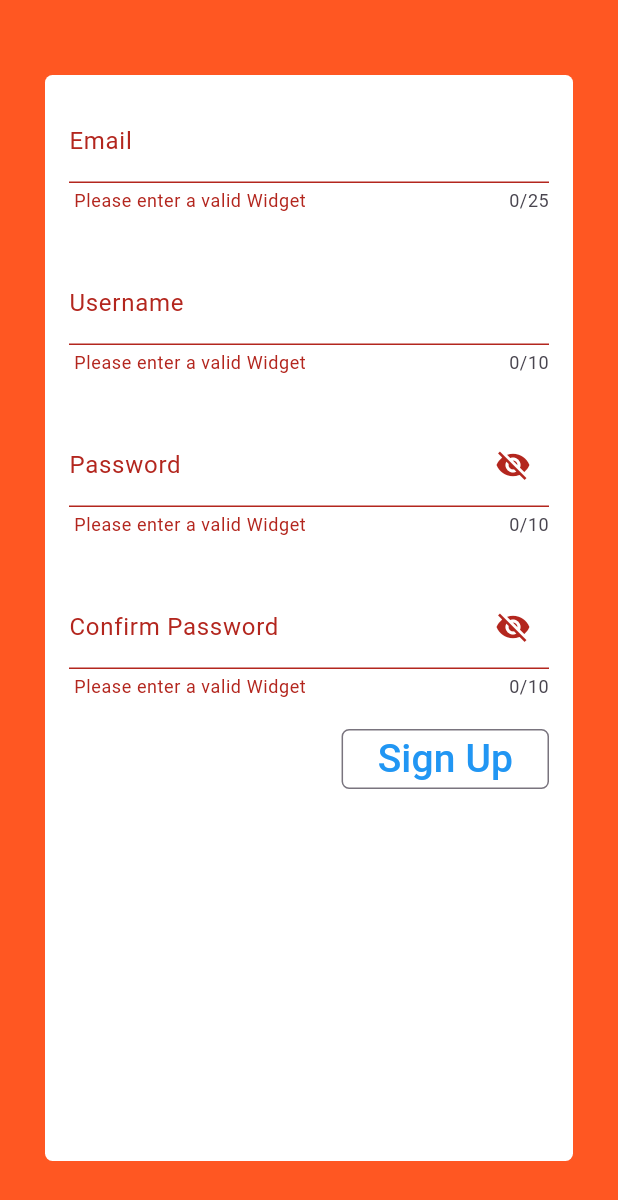
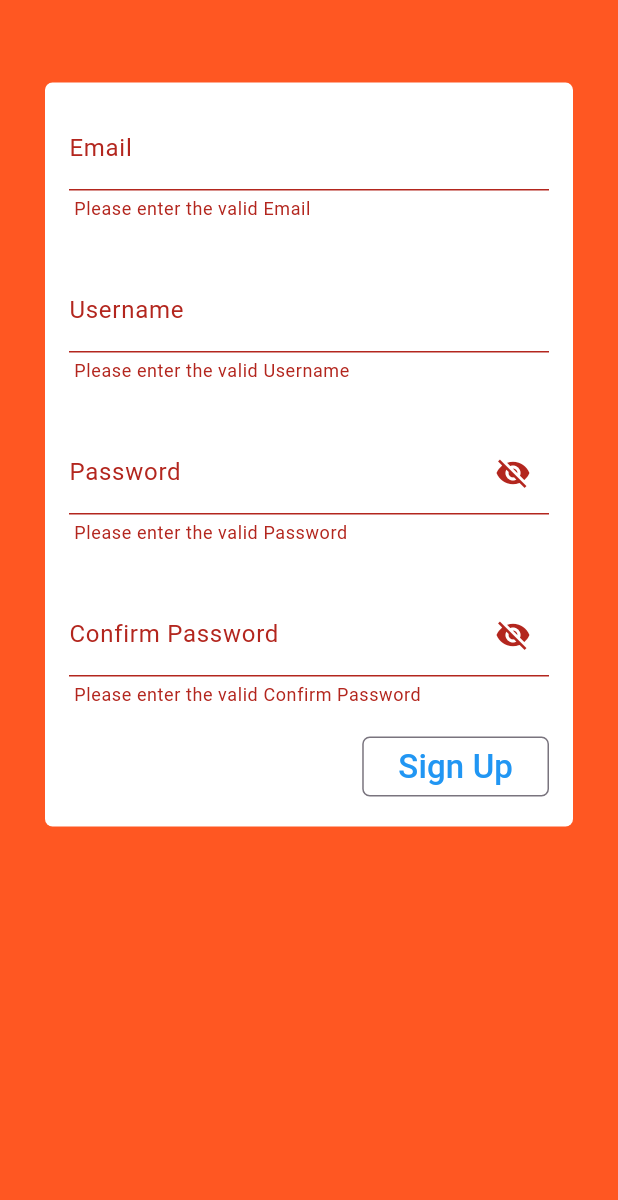
Before and after one commit to ShimaaElnaggar/ECTD_Task9, a Flutter app: the screen it shows after launch, after a tap on "Sign Up", on a phone screen of 412 x 824 dp. Shown: the top 1200 px of the screen. Run offline on Flutter 3.47's test engine with Material 3 defaults, Android fonts, the phone set to English and light mode, and no system bars.

Commit message:
colors edition

```diff
--- a/lib/main.dart
+++ b/lib/main.dart
@@ -1,4 +1,3 @@
-
 import 'package:ectd_task9/views/sign_up_view.dart';
 import 'package:flutter/material.dart';
 
@@ -12,9 +11,10 @@ class MyApp extends StatelessWidget {
   // This widget is the root of your application.
   @override
   Widget build(BuildContext context) {
-    return  const MaterialApp(
+    return MaterialApp(
       debugShowCheckedModeBanner: false,
       title: 'Flutter Demo',
+
       home: SignUpView(),
     );
   }
--- a/lib/views/home_view.dart
+++ b/lib/views/home_view.dart
@@ -6,7 +6,7 @@ class HomeView extends StatelessWidget {
 
   @override
   Widget build(BuildContext context) {
-    return  Scaffold(
+    return  const Scaffold(
       backgroundColor: Colors.deepOrange,
       body: Center(
         child: Row(
--- a/lib/views/sign_up_view.dart
+++ b/lib/views/sign_up_view.dart
@@ -27,7 +27,7 @@ class _SignUpViewState extends State<SignUpView> {
     return Scaffold(
       backgroundColor: Colors.deepOrange,
       body: Container(
-        margin: const EdgeInsets.symmetric(vertical: 50,horizontal: 30),
+        margin: const EdgeInsets.symmetric(vertical: 55,horizontal: 30),
         decoration: BoxDecoration(
           color: Colors.white,
           borderRadius: BorderRadius.circular(5),
@@ -35,29 +35,27 @@ class _SignUpViewState extends State<SignUpView> {
         child: Form(
           key: formKey,
           child: ListView(
+            shrinkWrap: true,
             children: [
               CustomTextFormField(
                 obscureText: false,
-                maxLength: 25,
                 textInputAction: TextInputAction.next,
                 keyboardType: TextInputType.emailAddress,
-                label: const Text("Email"),
+                label: "Email",
                 controller: emailController,
               ),
               CustomTextFormField(
                 obscureText: false,
-                maxLength: 10,
                 textInputAction: TextInputAction.next,
                 keyboardType: TextInputType.name,
-                label: const Text("Username"),
+                label: "Username",
                 controller: userNameController,
               ),
               CustomTextFormField(
                   obscureText: obscurePassword,
-                  maxLength: 10,
                   textInputAction: TextInputAction.next,
                   keyboardType: TextInputType.text,
-                  label: const Text("Password"),
+                  label: "Password",
                   controller: passwordController,
                   suffixIcon: IconButton(
                     onPressed: () {
@@ -74,11 +72,10 @@ class _SignUpViewState extends State<SignUpView> {
                   )
               ),
               CustomTextFormField(
-                obscureText: true,
-                maxLength: 10,
+                obscureText:obscurePassword,
                 textInputAction: TextInputAction.done,
                 keyboardType: TextInputType.text,
-                label: const Text("Confirm Password"),
+                label: "Confirm Password",
                 controller: confirmPasswordController,
                   suffixIcon: IconButton(
                     onPressed: () {
@@ -118,7 +115,7 @@ class _SignUpViewState extends State<SignUpView> {
                       child: const Text(
                         "Sign Up",
                         style: TextStyle(
-                          fontSize: 26,
+                          fontSize: 22,
                           color: Colors.blue,
                         ),
                       ),
--- a/lib/widgets/custom_text_form_field.dart
+++ b/lib/widgets/custom_text_form_field.dart
@@ -2,11 +2,20 @@
 import 'package:flutter/material.dart';
 
 class CustomTextFormField extends StatelessWidget {
+
+  bool obscureText = true;
+  var textInputAction = TextInputAction.next;
+  var keyboardType ;
+  var label;
+  var controller ;
+  IconButton? suffixIcon ;
+
+
+
   CustomTextFormField(
       {
         this.suffixIcon,
         required this.obscureText,
-        required this.maxLength,
         required this.textInputAction,
         required this.keyboardType,
         required this.label,
@@ -14,36 +23,32 @@ class CustomTextFormField extends StatelessWidget {
         super.key
       });
 
-  bool obscureText = false;
-  int maxLength ;
-  var textInputAction = TextInputAction.next;
-  var keyboardType ;
-  var label;
-  var controller ;
-  IconButton? suffixIcon ;
+
+
 
   @override
   Widget build(BuildContext context) {
     return Padding(
       padding: const EdgeInsets.all(16),
       child: TextFormField(
+        cursorColor: Colors.blue,
        autovalidateMode: AutovalidateMode.onUserInteraction,
         keyboardType: keyboardType,
         textInputAction:textInputAction,
-        maxLength: maxLength,
         autocorrect: true,
         obscureText: obscureText,
-
         decoration: InputDecoration(
           suffixIcon:suffixIcon,
-          label: label,
-          // labelStyle: formKey.currentState!.validate () ?
-          // TextStyle(color: Colors.blue) :
-          // TextStyle(color: Colors.red) ,
+          labelText: label,
+          // labelStyle: TextStyle(fontSize:18,color: Colors.black38) ,
+          floatingLabelStyle: const TextStyle(color: Colors.blue),
+          //errorStyle: TextStyle(color: Colors.red),
+
+
         ),
         validator:(value){
           if(value!.isEmpty){
-            return " Please enter a valid $label";
+            return " Please enter the valid $label ";
           }
           return null;
         },
```
